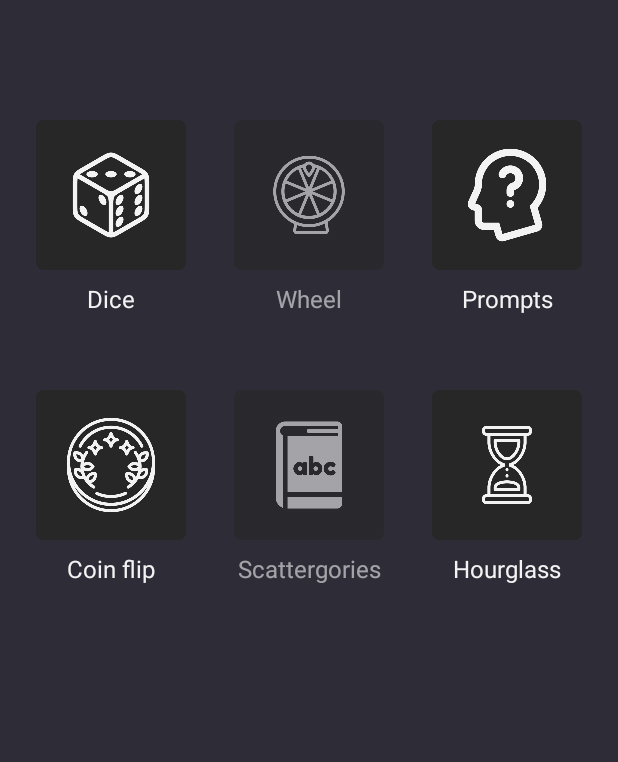
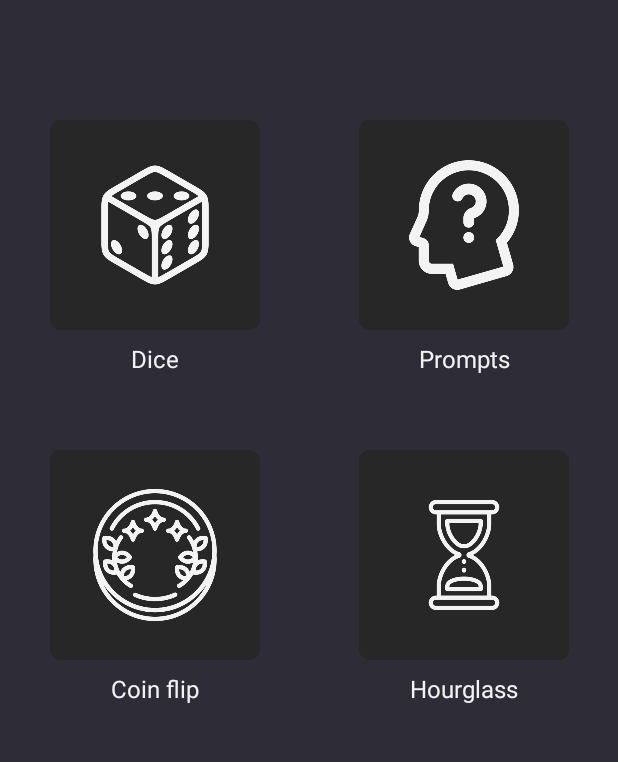
Before and after one commit to CieloBW/parcial-1-am-acn4a-batkis-bussetti, an Android app: the screen it shows after launch once a user with an empty profile is signed in (MainActivity), on a phone screen of 412 x 824 dp, the part 185-947 px from its top. Run offline under Robolectric (Android 15) with nearby library versions, the phone set to English and light mode, and no system bars; our stand-ins replace Firebase (no records; nobody signed in at launch, a user with empty details on screens opened directly); Roboto replaces fonts that are not available here.

Commit message:
feat: reduced the number of icons in the main activity

```diff
--- a/app/src/main/res/layout/activity_main.xml
+++ b/app/src/main/res/layout/activity_main.xml
@@ -23,20 +23,29 @@
 
     <androidx.constraintlayout.widget.ConstraintLayout
         android:id="@+id/constraintLayout"
-        android:layout_width="match_parent"
+        android:layout_width="0dp"
         android:layout_height="wrap_content"
         android:layout_marginTop="80dp"
         app:layout_constraintEnd_toEndOf="parent"
         app:layout_constraintStart_toStartOf="parent"
         app:layout_constraintTop_toBottomOf="@+id/pc_title">
 
+        <TextView
+            android:id="@+id/textView2"
+            android:layout_width="wrap_content"
+            android:layout_height="wrap_content"
+            android:text=""
+            app:layout_constraintEnd_toEndOf="parent"
+            app:layout_constraintStart_toStartOf="parent"
+            app:layout_constraintTop_toTopOf="parent" />
+
         <ImageView
             android:id="@+id/pc_btn_dice"
-            android:layout_width="100dp"
-            android:layout_height="100dp"
-            android:layout_marginStart="24dp"
+            android:layout_width="140dp"
+            android:layout_height="140dp"
             android:contentDescription="@string/pc_image_dice"
             android:onClick="openDiceActivity"
+            app:layout_constraintEnd_toStartOf="@+id/textView2"
             app:layout_constraintStart_toStartOf="parent"
             app:layout_constraintTop_toTopOf="parent"
             app:srcCompat="@drawable/dice" />
@@ -54,37 +63,13 @@
             app:layout_constraintTop_toBottomOf="@id/pc_btn_dice" />
 
         <ImageView
-            android:id="@+id/pc_btn_wheel"
-            android:layout_width="100dp"
-            android:layout_height="100dp"
-            android:alpha="0.6"
-            android:contentDescription="@string/pc_image_wheel"
-            app:layout_constraintEnd_toEndOf="parent"
-            app:layout_constraintStart_toStartOf="parent"
-            app:layout_constraintTop_toTopOf="parent"
-            app:srcCompat="@drawable/wheel" />
-
-        <TextView
-            android:id="@+id/pc_btn_text_wheel"
-            android:layout_width="wrap_content"
-            android:layout_height="wrap_content"
-            android:layout_marginTop="8dp"
-            android:alpha="0.6"
-            android:text="@string/pc_wheel_title"
-            android:textColor="@color/pc_white"
-            android:textSize="@dimen/pc_text_size"
-            app:layout_constraintEnd_toEndOf="@id/pc_btn_wheel"
-            app:layout_constraintStart_toStartOf="@id/pc_btn_wheel"
-            app:layout_constraintTop_toBottomOf="@id/pc_btn_wheel" />
-
-        <ImageView
             android:id="@+id/pc_btn_prompts"
-            android:layout_width="100dp"
-            android:layout_height="100dp"
-            android:layout_marginEnd="24dp"
+            android:layout_width="140dp"
+            android:layout_height="140dp"
             android:contentDescription="@string/pc_image_teams"
             android:onClick="openPromptsActivity"
             app:layout_constraintEnd_toEndOf="parent"
+            app:layout_constraintStart_toEndOf="@+id/textView2"
             app:layout_constraintTop_toTopOf="parent"
             app:srcCompat="@drawable/prompts" />
 
@@ -102,12 +87,12 @@
 
         <ImageView
             android:id="@+id/pc_btn_coin_flip"
-            android:layout_width="100dp"
-            android:layout_height="100dp"
-            android:layout_marginStart="24dp"
+            android:layout_width="140dp"
+            android:layout_height="140dp"
             android:layout_marginTop="80dp"
             android:contentDescription="@string/pc_image_coin_flip"
             android:onClick="openCoinActivity"
+            app:layout_constraintEnd_toStartOf="@+id/textView2"
             app:layout_constraintStart_toStartOf="parent"
             app:layout_constraintTop_toBottomOf="@+id/pc_btn_dice"
             app:srcCompat="@drawable/coin" />
@@ -125,39 +110,14 @@
             app:layout_constraintTop_toBottomOf="@id/pc_btn_coin_flip" />
 
         <ImageView
-            android:id="@+id/pc_btn_scattergories"
-            android:layout_width="100dp"
-            android:layout_height="100dp"
+            android:id="@+id/pc_btn_hourglass"
+            android:layout_width="140dp"
+            android:layout_height="140dp"
             android:layout_marginTop="80dp"
-            android:alpha="0.6"
-            android:contentDescription="@string/pc_image_scattergories"
-            app:layout_constraintEnd_toEndOf="parent"
-            app:layout_constraintStart_toStartOf="parent"
-            app:layout_constraintTop_toBottomOf="@+id/pc_btn_wheel"
-            app:srcCompat="@drawable/scattergories" />
-
-        <TextView
-            android:id="@+id/pc_btn_text_scattergories"
-            android:layout_width="wrap_content"
-            android:layout_height="wrap_content"
-            android:layout_marginTop="8dp"
-            android:alpha="0.6"
-            android:text="@string/pc_scattergories_title"
-            android:textColor="@color/pc_white"
-            android:textSize="@dimen/pc_text_size"
-            app:layout_constraintEnd_toEndOf="@id/pc_btn_scattergories"
-            app:layout_constraintStart_toStartOf="@id/pc_btn_scattergories"
-            app:layout_constraintTop_toBottomOf="@id/pc_btn_scattergories" />
-
-        <ImageView
-            android:id="@+id/pc_btn_hourglass"
-            android:layout_width="100dp"
-            android:layout_height="100dp"
-            android:layout_marginTop="80dp"
-            android:layout_marginEnd="24dp"
             android:contentDescription="@string/pc_image_hourglass"
             android:onClick="openHourglassActivity"
             app:layout_constraintEnd_toEndOf="parent"
+            app:layout_constraintStart_toEndOf="@+id/textView2"
             app:layout_constraintTop_toBottomOf="@+id/pc_btn_prompts"
             app:srcCompat="@drawable/hourglass" />
 
@@ -182,6 +142,7 @@
         android:layout_marginTop="20dp"
         android:layout_marginEnd="20dp"
         android:background="@color/pc_transparent"
+        android:contentDescription="@string/pc_profile"
         android:onClick="openAccountActivity"
         android:scaleX="1.5"
         android:scaleY="1.5"
--- a/app/src/main/res/values/strings.xml
+++ b/app/src/main/res/values/strings.xml
@@ -51,4 +51,5 @@
     <string name="pc_start">Start</string>
     <string name="pc_ten">10</string>
     <string name="pc_seconds">Seconds</string>
+    <string name="pc_profile">profile</string>
 </resources>
```
